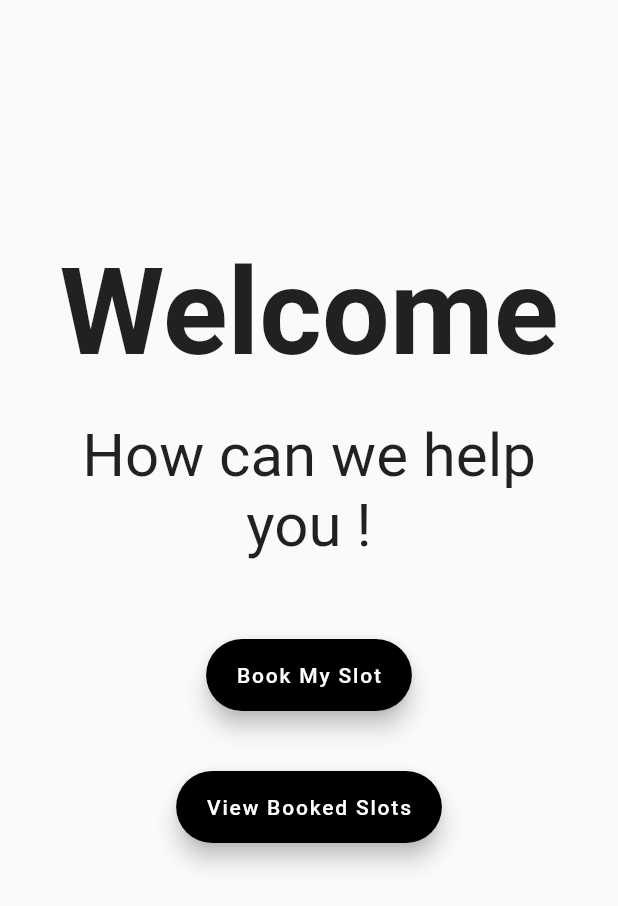
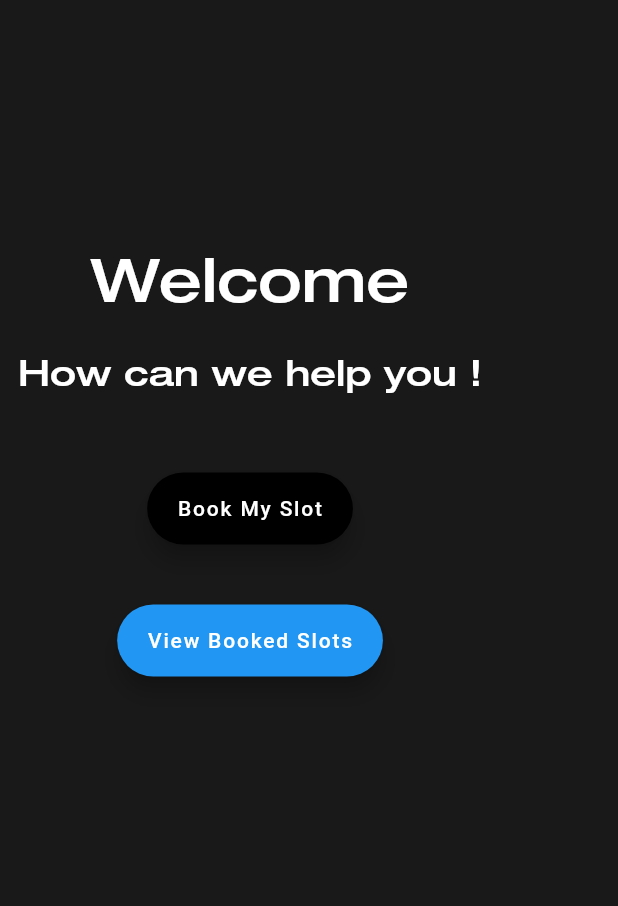
Before and after one commit to MnCSSJ4x/carpool, a Flutter app: the Landing screen opened directly, on a phone screen of 412 x 824 dp. Shown: the top 906 px of the screen. Run offline on Flutter 3.47's test engine with Material 2 defaults, Android fonts, the phone set to English and light mode, and no system bars; our stand-ins replace firebase_core, firebase_database, string_validator; missing offline and left inert: email_auth; accounts and stored records are empty.

```diff
--- a/lib/landing.dart
+++ b/lib/landing.dart
@@ -6,6 +6,7 @@ class Landing extends StatelessWidget {
   @override
   Widget build(BuildContext context) {
     return Scaffold(
+        backgroundColor: const Color(0xFF191919),
         body: Column(
       children: [
         const SizedBox(
@@ -17,14 +18,14 @@ class Landing extends StatelessWidget {
             child: Text(
               'Welcome',
               textAlign: TextAlign.center,
-              style: TextStyle(fontSize: 80, fontWeight: FontWeight.bold),
+              style: TextStyle(fontSize: 40, fontFamily: 'Helvetica', color: Colors.white),
             )),
         const Padding(
             padding: EdgeInsets.all(12),
             child: Text(
               'How can we help you !',
               textAlign: TextAlign.center,
-              style: TextStyle(fontSize: 40),
+              style: TextStyle(fontSize: 24, fontFamily: 'Helvetica', color: Colors.white),
             )),
         const SizedBox(
           width: 20,
@@ -50,7 +51,7 @@ class Landing extends StatelessWidget {
         FloatingActionButton.extended(
           label: const Text('View Booked Slots'),
           onPressed: () {}, //goto slot booking
-          backgroundColor: Colors.black,
+          backgroundColor: Colors.blue,
         ),
       ],
     ));
```
Also changed, not shown: fonts/font1.ttf (added).
